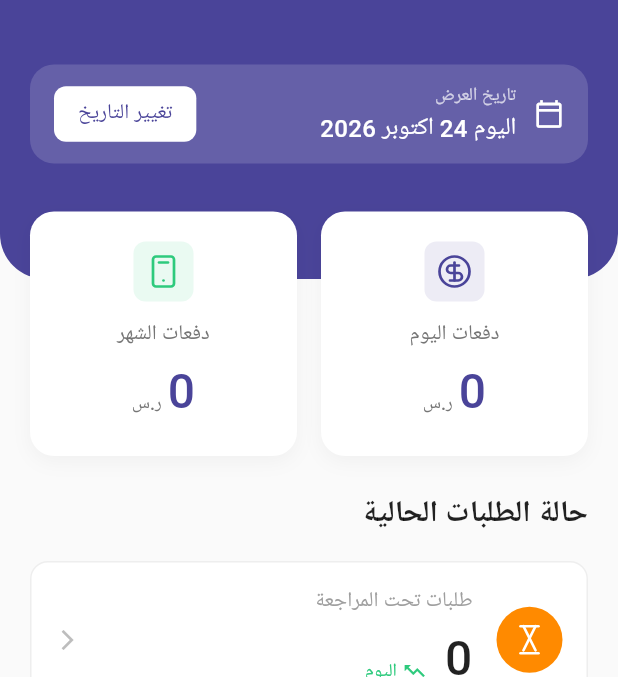
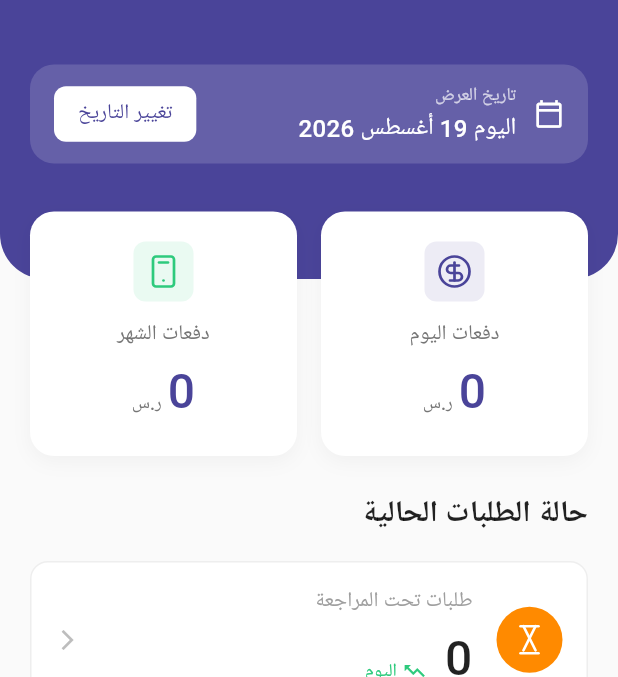
Before and after one commit to AhmedMagdy-10/Amd_admin_app, a Flutter app: the _HomeContent screen opened directly, on a phone screen of 412 x 824 dp, the part 96-773 px from its top. Run offline on Flutter 3.47's test engine with Material 3 defaults, Android fonts, the phone set to English and light mode, and no system bars; our stand-ins replace cached_network_image, cloud_firestore, file_picker, firebase_auth, firebase_core, firebase_messaging and 9 more; missing offline and left inert: gal; accounts and stored records are empty; Roboto replaces fonts that are missing (Readex Pro).

Commit message:
fix: implement date selector in dashboard and fix request status mapping for counters

```diff
--- a/lib/feature/dashboard/presentation/cubit/dashboard_state.dart
+++ b/lib/feature/dashboard/presentation/cubit/dashboard_state.dart
@@ -21,6 +21,7 @@ class DashboardLoaded extends DashboardState {
   final int unpaidLoansCount;
   final double totalCollectedAmount;
   final double totalTargetAmount;
+  final DateTime selectedDate;
 
   const DashboardLoaded({
     required this.todayPaymentsTotal,
@@ -31,6 +32,7 @@ class DashboardLoaded extends DashboardState {
     required this.unpaidLoansCount,
     required this.totalCollectedAmount,
     required this.totalTargetAmount,
+    required this.selectedDate,
   });
 }
 
--- a/lib/feature/dashboard/presentation/widgets/date_selector_widget.dart
+++ b/lib/feature/dashboard/presentation/widgets/date_selector_widget.dart
@@ -1,11 +1,28 @@
 import 'package:amd_admin/core/utils/app_text_styles.dart';
 import 'package:flutter/material.dart';
+import 'package:flutter_bloc/flutter_bloc.dart';
+import 'package:intl/intl.dart';
+import '../cubit/dashboard_cubit.dart';
 
 class DateSelectorWidget extends StatelessWidget {
   const DateSelectorWidget({super.key});
 
   @override
   Widget build(BuildContext context) {
+    return BlocBuilder<DashboardCubit, DashboardState>(
+      builder: (context, state) {
+        DateTime selectedDate = DateTime.now();
+        if (state is DashboardLoaded) {
+          selectedDate = state.selectedDate;
+        }
+
+        final DateFormat formatter = DateFormat('d MMMM yyyy', 'ar');
+        final String formattedDate = formatter.format(selectedDate);
+        final bool isToday = selectedDate.year == DateTime.now().year &&
+            selectedDate.month == DateTime.now().month &&
+            selectedDate.day == DateTime.now().day;
+        final String displayDate = isToday ? 'اليوم $formattedDate' : formattedDate;
+
         return Padding(
           padding: const EdgeInsets.symmetric(horizontal: 20.0, vertical: 8.0),
           child: Container(
@@ -17,7 +34,6 @@ class DateSelectorWidget extends StatelessWidget {
             child: Row(
               mainAxisAlignment: MainAxisAlignment.spaceBetween,
               children: [
-            // Right Text and Icon (First child -> Right in RTL)
                 Expanded(
                   child: Row(
                     children: [
@@ -41,7 +57,7 @@ class DateSelectorWidget extends StatelessWidget {
                               fit: BoxFit.scaleDown,
                               alignment: AlignmentDirectional.centerStart,
                               child: Text(
-                          'اليوم 24 اكتوبر 2026',
+                                displayDate,
                                 style: AppTextStyles.readexMedium16.copyWith(
                                   color: Colors.white,
                                 ),
@@ -54,8 +70,34 @@ class DateSelectorWidget extends StatelessWidget {
                   ),
                 ),
                 const SizedBox(width: 8),
-          // Left Button (Second child -> Left in RTL)
-            Container(
+                InkWell(
+                  onTap: () async {
+                    final picked = await showDatePicker(
+                      context: context,
+                      initialDate: selectedDate,
+                      firstDate: DateTime(2020),
+                      lastDate: DateTime.now().add(const Duration(days: 365)),
+                      builder: (context, child) {
+                        return Theme(
+                          data: Theme.of(context).copyWith(
+                            colorScheme: const ColorScheme.light(
+                              primary: Color(0xFF4A4499),
+                              onPrimary: Colors.white,
+                              onSurface: Colors.black,
+                            ),
+                          ),
+                          child: child!,
+                        );
+                      },
+                    );
+                    if (picked != null) {
+                      if (context.mounted) {
+                        context.read<DashboardCubit>().changeDate(picked);
+                      }
+                    }
+                  },
+                  borderRadius: BorderRadius.circular(8),
+                  child: Container(
                     padding: const EdgeInsets.symmetric(horizontal: 16, vertical: 8),
                     decoration: BoxDecoration(
                       color: Colors.white,
@@ -68,9 +110,12 @@ class DateSelectorWidget extends StatelessWidget {
                       ),
                     ),
                   ),
+                ),
               ],
             ),
           ),
         );
+      },
+    );
   }
 }
```
Also changed, not shown: lib/feature/dashboard/presentation/cubit/dashboard_cubit.dart (+12 -2 lines). Lines whose indentation alone changed are shown as unchanged.
